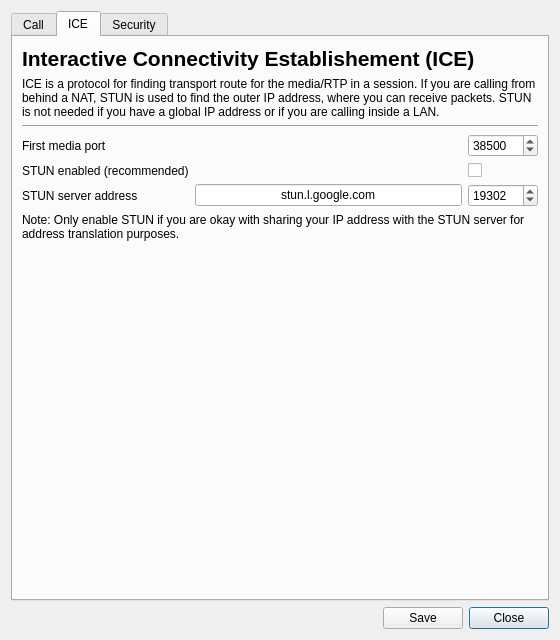
Before: the Qt Designer form src/ui/settings/sipsettings.ui in ultravideo/uvgComm, drawn with Qt 5.
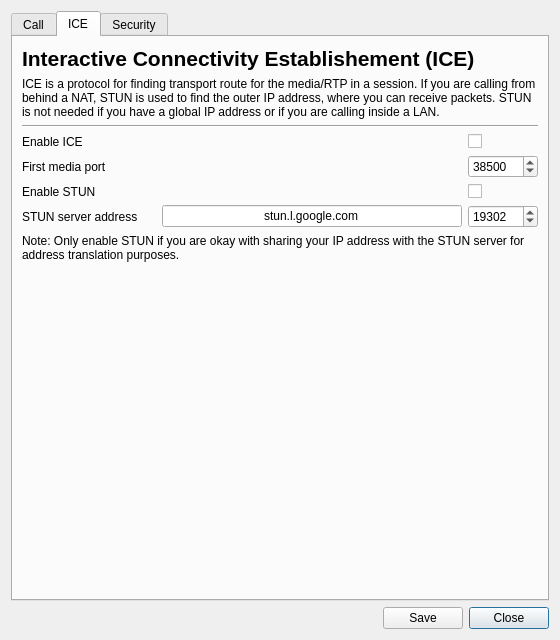
After: the same form once the commit is applied. The open tabs and pages were chosen to show the change.

What changed in the file:
```diff
--- a/src/ui/settings/sipsettings.ui
+++ b/src/ui/settings/sipsettings.ui
@@ -94,26 +94,31 @@
        <string>ICE</string>
       </attribute>
       <layout class="QGridLayout" name="gridLayout_2">
-       <item row="4" column="2">
-        <widget class="QCheckBox" name="stun_enabled">
-         <property name="text">
-          <string/>
+       <item row="7" column="2">
+        <widget class="QSpinBox" name="stun_port">
+         <property name="minimumSize">
+          <size>
+           <width>70</width>
+           <height>0</height>
+          </size>
+         </property>
+         <property name="maximumSize">
+          <size>
+           <width>70</width>
+           <height>16777215</height>
+          </size>
+         </property>
+         <property name="minimum">
+          <number>1</number>
+         </property>
+         <property name="maximum">
+          <number>65535</number>
+         </property>
+         <property name="value">
+          <number>19302</number>
          </property>
         </widget>
        </item>
-       <item row="8" column="0" colspan="3">
-        <spacer name="verticalSpacer_2">
-         <property name="orientation">
-          <enum>Qt::Vertical</enum>
-         </property>
-         <property name="sizeHint" stdset="0">
-          <size>
-           <width>20</width>
-           <height>40</height>
-          </size>
-         </property>
-        </spacer>
-       </item>
        <item row="0" column="0" colspan="3">
         <widget class="QLabel" name="ice_heading">
          <property name="font">
@@ -127,38 +132,7 @@
          </property>
         </widget>
        </item>
-       <item row="6" column="0">
-        <widget class="QLabel" name="stun_address_label">
-         <property name="text">
-          <string>STUN server address</string>
-         </property>
-        </widget>
-       </item>
-       <item row="4" column="0">
-        <widget class="QLabel" name="stun_enabled_label">
-         <property name="text">
-          <string>STUN enabled (recommended)</string>
-         </property>
-        </widget>
-       </item>
-       <item row="1" column="0" colspan="3">
-        <widget class="QLabel" name="tab_explanation">
-         <property name="text">
-          <string>ICE is a protocol for finding transport route for the media/RTP in a session. If you are calling from behind a NAT, STUN is used to find the outer IP address, where you can receive packets. STUN is not needed if you have a global IP address or if you are calling inside a LAN.</string>
-         </property>
-         <property name="wordWrap">
-          <bool>true</bool>
-         </property>
-        </widget>
-       </item>
-       <item row="3" column="0">
-        <widget class="QLabel" name="media_port_label">
-         <property name="text">
-          <string>First media port</string>
-         </property>
-        </widget>
-       </item>
-       <item row="6" column="1">
+       <item row="7" column="1">
         <widget class="QLineEdit" name="stun_address">
          <property name="maximumSize">
           <size>
@@ -184,7 +158,41 @@
          </property>
         </widget>
        </item>
-       <item row="3" column="2">
+       <item row="4" column="0">
+        <widget class="QLabel" name="media_port_label">
+         <property name="text">
+          <string>First media port</string>
+         </property>
+        </widget>
+       </item>
+       <item row="7" column="0">
+        <widget class="QLabel" name="stun_address_label">
+         <property name="text">
+          <string>STUN server address</string>
+         </property>
+        </widget>
+       </item>
+       <item row="1" column="0" colspan="3">
+        <widget class="QLabel" name="tab_explanation">
+         <property name="text">
+          <string>ICE is a protocol for finding transport route for the media/RTP in a session. If you are calling from behind a NAT, STUN is used to find the outer IP address, where you can receive packets. STUN is not needed if you have a global IP address or if you are calling inside a LAN.</string>
+         </property>
+         <property name="wordWrap">
+          <bool>true</bool>
+         </property>
+        </widget>
+       </item>
+       <item row="8" column="0" colspan="3">
+        <widget class="QLabel" name="stun_warning_label">
+         <property name="text">
+          <string>Note: Only enable STUN if you are okay with sharing your IP address with the STUN server for address translation purposes.</string>
+         </property>
+         <property name="wordWrap">
+          <bool>true</bool>
+         </property>
+        </widget>
+       </item>
+       <item row="4" column="2">
         <widget class="QSpinBox" name="media_port">
          <property name="minimumSize">
           <size>
@@ -209,38 +217,44 @@
          </property>
         </widget>
        </item>
-       <item row="6" column="2">
-        <widget class="QSpinBox" name="stun_port">
-         <property name="minimumSize">
-          <size>
-           <width>70</width>
-           <height>0</height>
-          </size>
+       <item row="9" column="0" colspan="3">
+        <spacer name="verticalSpacer_2">
+         <property name="orientation">
+          <enum>Qt::Vertical</enum>
          </property>
-         <property name="maximumSize">
+         <property name="sizeHint" stdset="0">
           <size>
-           <width>70</width>
-           <height>16777215</height>
+           <width>20</width>
+           <height>40</height>
           </size>
          </property>
-         <property name="minimum">
-          <number>1</number>
+        </spacer>
+       </item>
+       <item row="5" column="2">
+        <widget class="QCheckBox" name="stun_enabled">
+         <property name="text">
+          <string/>
          </property>
-         <property name="maximum">
-          <number>65535</number>
+        </widget>
+       </item>
+       <item row="5" column="0">
+        <widget class="QLabel" name="stun_enabled_label">
+         <property name="text">
+          <string>Enable STUN</string>
          </property>
-         <property name="value">
-          <number>19302</number>
-         </property>
         </widget>
        </item>
-       <item row="7" column="0" colspan="3">
-        <widget class="QLabel" name="stun_warning_label">
+       <item row="3" column="0">
+        <widget class="QLabel" name="label">
          <property name="text">
-          <string>Note: Only enable STUN if you are okay with sharing your IP address with the STUN server for address translation purposes.</string>
+          <string>Enable ICE</string>
          </property>
-         <property name="wordWrap">
-          <bool>true</bool>
+        </widget>
+       </item>
+       <item row="3" column="2">
+        <widget class="QCheckBox" name="ice_checkbox">
+         <property name="text">
+          <string/>
          </property>
         </widget>
        </item>
```
Left out of the diff: 2 changed lines with no effect on the pictures.
